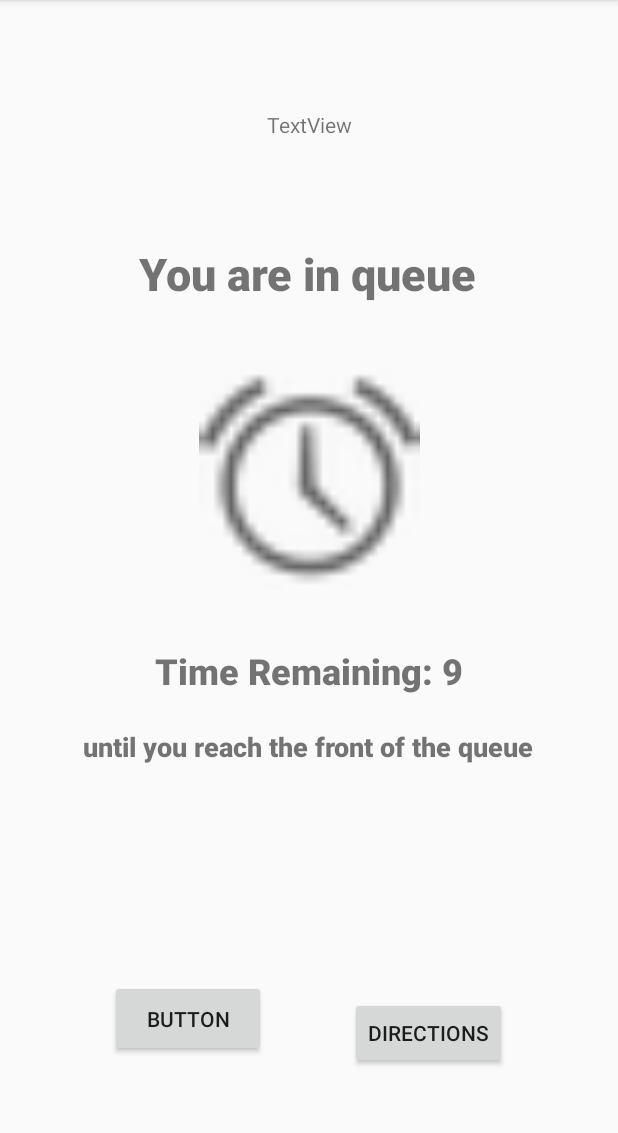
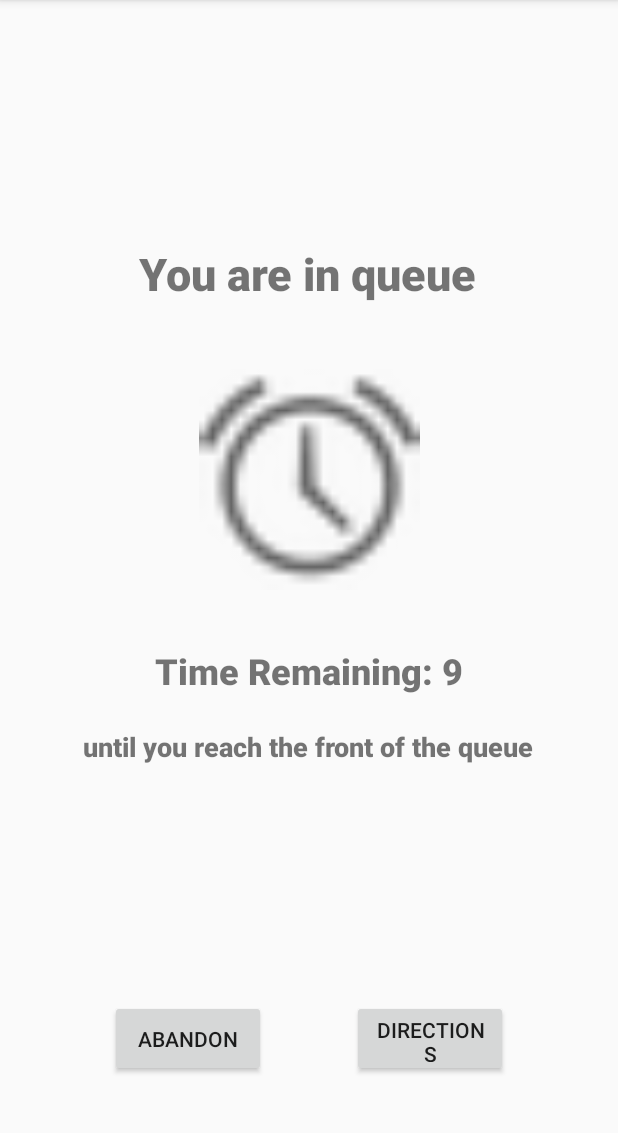
Before and after one commit to Sean-Green/BBQueue, an Android app: the InQueue screen opened directly, with no data from a screen before it, on a phone screen of 412 x 824 dp, the part 84-1217 px from its top. Run offline under Robolectric (Android 15) with nearby library versions, the phone set to English and light mode, and no system bars; our stand-ins replace Firebase (no records; nobody signed in at launch, a user with empty details on screens opened directly); 1 statement that could not run was skipped.

Commit message:
abandoning queue works

```diff
--- a/app/src/main/AndroidManifest.xml
+++ b/app/src/main/AndroidManifest.xml
@@ -19,13 +19,14 @@
         <activity android:name=".ResListActivity">
             <meta-data android:name="android.app.searchable"
                 android:resource="@xml/searchable" />
-        </activity>
-        <activity android:name=".SplashLogin">
             <intent-filter>
                 <action android:name="android.intent.action.MAIN" />
                 <category android:name="android.intent.category.LAUNCHER" />
             </intent-filter>
         </activity>
+        <activity android:name=".SplashLogin">
+
+        </activity>
     </application>
 
 </manifest>
--- a/app/src/main/java/com/example/bbqueue/InQueue.java
+++ b/app/src/main/java/com/example/bbqueue/InQueue.java
@@ -1,16 +1,37 @@
 package com.example.bbqueue;
 
+import androidx.annotation.NonNull;
 import androidx.appcompat.app.ActionBar;
 import androidx.appcompat.app.AppCompatActivity;
 
 import android.content.Intent;
+import android.os.AsyncTask;
 import android.os.Bundle;
 import android.os.CountDownTimer;
 import android.view.MenuItem;
+import android.view.View;
+import android.widget.Button;
 import android.widget.TextView;
 
+import com.google.android.gms.tasks.OnCompleteListener;
+import com.google.android.gms.tasks.Task;
+import com.google.firebase.auth.FirebaseAuth;
+import com.google.firebase.database.DataSnapshot;
+import com.google.firebase.database.DatabaseError;
+import com.google.firebase.database.DatabaseReference;
+import com.google.firebase.database.FirebaseDatabase;
+import com.google.firebase.database.ValueEventListener;
+
+import java.util.ArrayList;
+import java.util.Date;
+
 public class InQueue extends AppCompatActivity {
-
+TextView txtTimeRem;
+TextView txtFront;
+TextView txtResName;
+DatabaseReference resRes;
+DatabaseReference cusRes;
+String uid;
     @Override
     protected void onCreate(Bundle savedInstanceState) {
         super.onCreate(savedInstanceState);
@@ -18,19 +39,33 @@ public class InQueue extends AppCompatActivity {
         ActionBar actionBar = getSupportActionBar();
         assert actionBar != null;
         actionBar.setDisplayHomeAsUpEnabled(true);
-
+        txtTimeRem = findViewById(R.id.resTimeRem);
+        txtFront = findViewById(R.id.txtFront);
+        txtResName = findViewById(R.id.txtResName);
+        Button btnAbandon = findViewById(R.id.btnCancel);
+        btnAbandon.setOnClickListener(new View.OnClickListener() {
+            @Override
+            public void onClick(View v) {
+                abandon ab = new abandon();
+                ab.execute();
+            }
+        });
+        uid = FirebaseAuth.getInstance().getUid();
+        String resID = getIntent().getExtras().getString("resID");
+        resRes = FirebaseDatabase.getInstance().getReference("Restaurants").child(resID);
+        cusRes = FirebaseDatabase.getInstance().getReference("Users").child(uid);
+        fillInfo upd = new fillInfo();
+        upd.execute();
         new CountDownTimer(10000, 1000) {
-            TextView mTextField = findViewById(R.id.textView);
-            TextView bTextField = findViewById(R.id.textView2);
             public void onTick(long millisUntilFinished) {
-                mTextField.setText(getString(R.string.InQueueTimeRemaining, (millisUntilFinished/1000)));
+                txtTimeRem.setText(getString(R.string.InQueueTimeRemaining, (millisUntilFinished/1000)));
             }
 
             public void onFinish() {
-                mTextField.setText(R.string.InQueueDone);
-                bTextField.setText("");
-                Intent intent = new Intent(getApplicationContext(),Front_Queue.class);
-                startActivity(intent);
+                txtTimeRem.setText(R.string.InQueueDone);
+                txtFront.setText("");
+//                Intent intent = new Intent(getApplicationContext(),Front_Queue.class);
+//                startActivity(intent);
             }
         }.start();
 
@@ -43,4 +78,57 @@ public class InQueue extends AppCompatActivity {
         }
         return false;
     }
+    private class abandon extends AsyncTask<Void, Void, Void>{
+        @Override
+        protected Void doInBackground(Void... voids) {
+            cusRes.child("queueStatus").setValue(false);
+            cusRes.child("partySize").setValue(0);
+            cusRes.child("timeEnteredQueue").setValue(new Date());
+            resRes.child("waitList").addListenerForSingleValueEvent(new ValueEventListener() {
+                @Override
+                public void onDataChange(@NonNull DataSnapshot dataSnapshot) {
+                    ArrayList<Customer> cusList = new ArrayList();
+                    for(DataSnapshot wait : dataSnapshot.getChildren()){
+                        Customer c = wait.getValue(Customer.class);
+                        if(!c.getId().equals(uid)){
+                            cusList.add(c);
+                        }
+                    }
+                    resRes.child("waitList").setValue(cusList).addOnCompleteListener(new OnCompleteListener<Void>() {
+                        @Override
+                        public void onComplete(@NonNull Task<Void> task) {
+//                            Intent intent = new Intent(getApplicationContext(), ResListActivity.class);
+//                            startActivity(intent);
+                        }
+                    });
+                }
+
+                @Override
+                public void onCancelled(@NonNull DatabaseError databaseError) {
+
+                }
+            });
+            return null;
+        }
+    }
+
+    private class fillInfo extends AsyncTask<Void, Void, Void>{
+
+        @Override
+        protected Void doInBackground(Void... voids) {
+            resRes.child("name").addListenerForSingleValueEvent(new ValueEventListener() {
+                @Override
+                public void onDataChange(@NonNull DataSnapshot dataSnapshot) {
+                    String s = dataSnapshot.getValue(String.class);
+                    System.out.println(s);
+                }
+
+                @Override
+                public void onCancelled(@NonNull DatabaseError databaseError) {
+
+                }
+            });
+            return null;
+        }
+    }
 }
--- a/app/src/main/res/layout/activity_inqueue.xml
+++ b/app/src/main/res/layout/activity_inqueue.xml
@@ -2,12 +2,13 @@
 <androidx.constraintlayout.widget.ConstraintLayout xmlns:android="http://schemas.android.com/apk/res/android"
     xmlns:app="http://schemas.android.com/apk/res-auto"
     xmlns:tools="http://schemas.android.com/tools"
+    android:id="@+id/resName"
     android:layout_width="match_parent"
     android:layout_height="match_parent"
     tools:context=".InQueue">
 
     <TextView
-        android:id="@+id/textView3"
+        android:id="@+id/txtInQueue"
         android:layout_width="wrap_content"
         android:layout_height="wrap_content"
         android:fontFamily="sans-serif-black"
@@ -21,7 +22,7 @@
         app:layout_constraintVertical_bias="0.223" />
 
     <TextView
-        android:id="@+id/textView"
+        android:id="@+id/resTimeRem"
         android:layout_width="wrap_content"
         android:layout_height="wrap_content"
         android:fontFamily="sans-serif-black"
@@ -33,20 +34,8 @@
         app:layout_constraintTop_toTopOf="parent"
         app:layout_constraintVertical_bias="0.586" />
 
-    <Button
-        android:id="@+id/button"
-        android:layout_width="wrap_content"
-        android:layout_height="wrap_content"
-        android:text="@string/InQueueDirectionsBtn"
-        app:layout_constraintBottom_toBottomOf="parent"
-        app:layout_constraintEnd_toEndOf="parent"
-        app:layout_constraintHorizontal_bias="0.76"
-        app:layout_constraintStart_toStartOf="parent"
-        app:layout_constraintTop_toTopOf="parent"
-        app:layout_constraintVertical_bias="0.923" />
-
     <TextView
-        android:id="@+id/textView2"
+        android:id="@+id/txtFront"
         android:layout_width="wrap_content"
         android:layout_height="wrap_content"
         android:fontFamily="sans-serif-black"
@@ -56,7 +45,7 @@
         app:layout_constraintEnd_toEndOf="parent"
         app:layout_constraintHorizontal_bias="0.495"
         app:layout_constraintStart_toStartOf="parent"
-        app:layout_constraintTop_toBottomOf="@+id/textView"
+        app:layout_constraintTop_toBottomOf="@+id/resTimeRem"
         app:layout_constraintVertical_bias="0.079" />
 
     <ImageView
@@ -64,10 +53,10 @@
         android:layout_width="155dp"
         android:layout_height="147dp"
         android:contentDescription="TODO"
-        app:layout_constraintBottom_toTopOf="@+id/textView"
+        app:layout_constraintBottom_toTopOf="@+id/resTimeRem"
         app:layout_constraintEnd_toEndOf="parent"
         app:layout_constraintStart_toStartOf="parent"
-        app:layout_constraintTop_toBottomOf="@+id/textView3"
+        app:layout_constraintTop_toBottomOf="@+id/txtInQueue"
         app:layout_constraintVertical_bias="0.541"
         app:srcCompat="@android:drawable/ic_lock_idle_alarm" />
 
@@ -76,19 +65,29 @@
         android:layout_width="wrap_content"
         android:layout_height="wrap_content"
         android:layout_marginTop="73dp"
-        android:text="TextView"
+        android:layout_marginBottom="50dp"
+        android:text="@string/reslist_restaurant"
         app:layout_constraintEnd_toEndOf="parent"
         app:layout_constraintStart_toStartOf="parent"
-        app:layout_constraintTop_toTopOf="parent" />
+        app:layout_constraintTop_toBottomOf="parent" />
 
     <Button
-        android:id="@+id/button2"
+        android:id="@+id/btnCancel"
         android:layout_width="104dp"
         android:layout_height="51dp"
         android:layout_marginStart="73dp"
-        android:layout_marginTop="143dp"
-        android:text="Button"
-        app:layout_constraintStart_toStartOf="parent"
-        app:layout_constraintTop_toBottomOf="@+id/textView2" />
+        android:layout_marginBottom="50dp"
+        android:text="@string/InQueueAbandon"
+        app:layout_constraintBottom_toBottomOf="parent"
+        app:layout_constraintStart_toStartOf="parent" />
+    <Button
+        android:id="@+id/btnDirections"
+        android:text="@string/InQueueDirectionsBtn"
+        android:layout_width="104dp"
+        android:layout_height="51dp"
+        android:layout_marginEnd="73dp"
+        android:layout_marginBottom="50dp"
+        app:layout_constraintBottom_toBottomOf="parent"
+        app:layout_constraintEnd_toEndOf="parent"/>
 
 </androidx.constraintlayout.widget.ConstraintLayout>
--- a/app/src/main/res/values/strings.xml
+++ b/app/src/main/res/values/strings.xml
@@ -22,6 +22,7 @@
     <string name="InQueueTimeLeftMessage2">until you reach the front of the queue</string>
     <string name="InQueueTimeRemaining">Time Remaining: %d</string>
     <string name="InQueueDone">Done!</string>
+    <string name="InQueueAbandon">Abandon</string>
 
     <!-- RESLIST STRINGS -->
     <string name="reslist_restaurant">Restaurant</string>
```
Also changed, not shown: app/src/main/java/com/example/bbqueue/ResFragment.java (+6 -2 lines).
